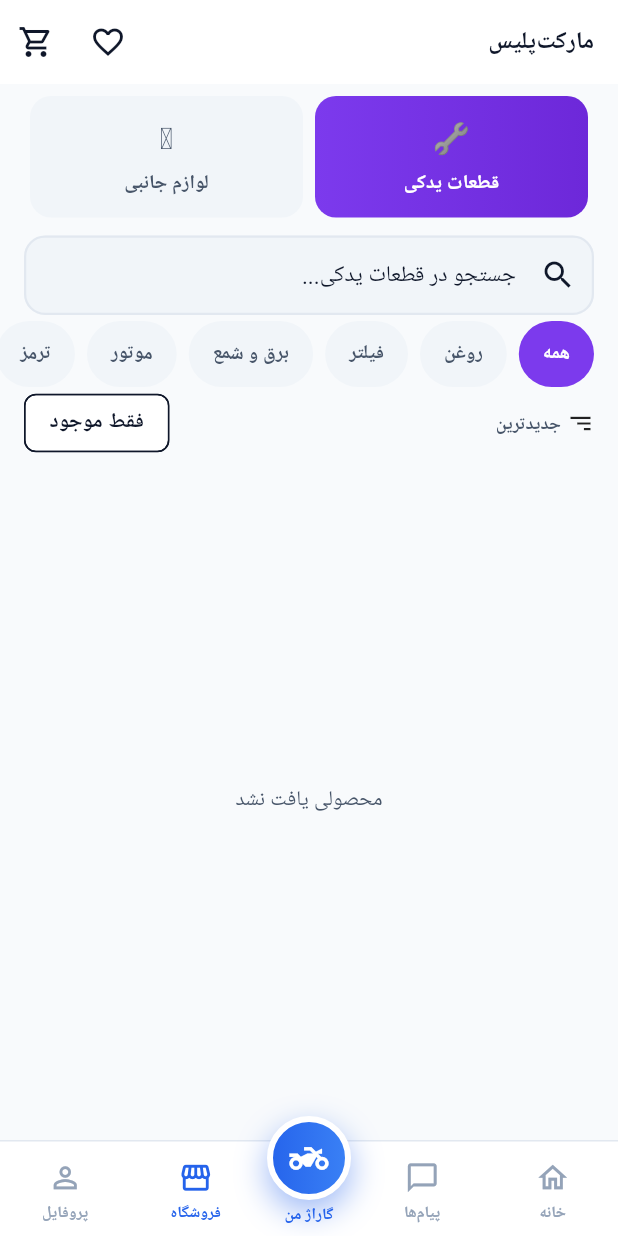
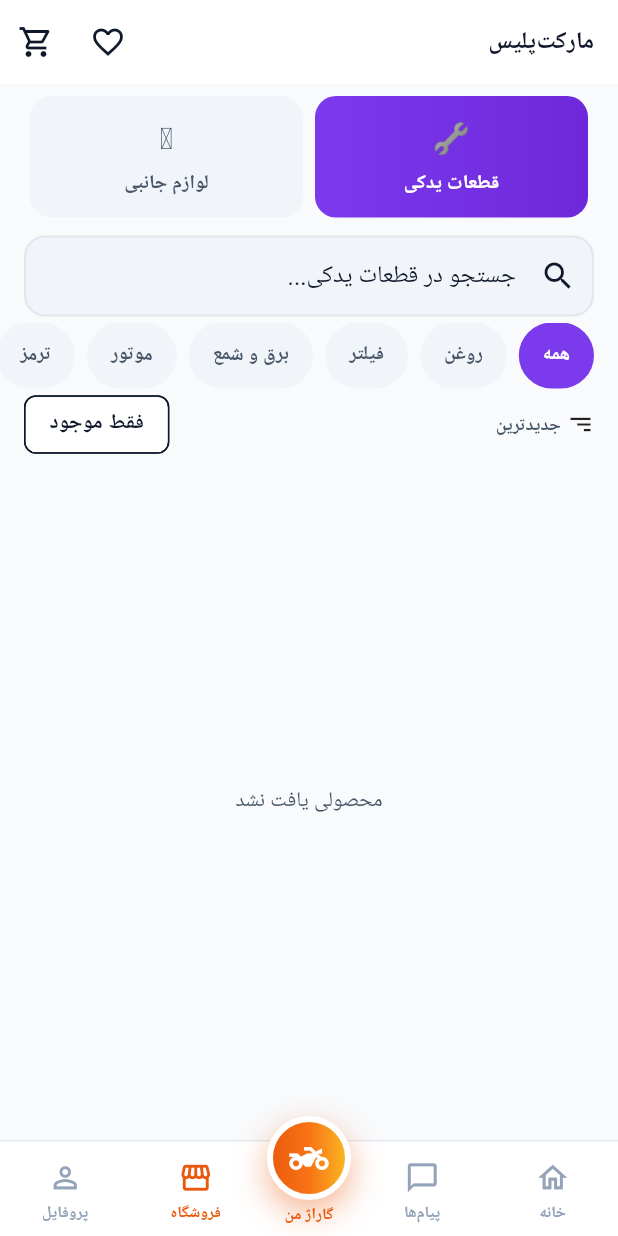
Before and after one commit to Alirezaesmaili9-rgb/MotoVerse-2, a Flutter app: the screen it shows once a user with an empty profile is signed in, item 2 of the bottom bar chosen, on a phone screen of 412 x 824 dp. Run offline on Flutter 3.47's test engine with Material 3 defaults, Android fonts, the phone set to English and light mode, and no system bars; our stand-ins replace dartz, equatable, flutter_riverpod, go_router, shared_preferences, supabase_flutter and 1 more; accounts and stored records are empty; Roboto replaces fonts that are missing (Vazirmatn).

Commit message:
Redesign base theme: automotive palette via ui-ux-pro-max
Ran the ui-ux-pro-max skill's design-system search for a motorcycle
companion app and replaced the generic fintech-blue brand color with a
racing-orange primary (#EA580C) plus a warm brand gradient, keeping the
existing cyan/purple/pink vertical accents and neutral surfaces intact.
Repurposed the previously-unused motorHealthGradient into a meaningful
danger→warning→success health-gauge gradient. Bumped bodyLarge to 16px
to match the skill's base-text-size guideline. Also fixed a hardcoded
blue gradient in home_shell.dart's elevated nav button that bypassed
AppColors.brandGradient, so it now follows the new palette too.

Every screen reads these tokens through lib/core/theme, so the new
palette propagates app-wide without touching individual screens.

Co-Authored-By: Claude Sonnet 5 <noreply@anthropic.com>
Claude-Session: https://claude.ai/code/session_01SWbP6ojiiSUhSadZFBhmff

```diff
--- a/lib/core/theme/app_colors.dart
+++ b/lib/core/theme/app_colors.dart
@@ -1,14 +1,16 @@
 import 'package:flutter/material.dart';
 
 /// MotoVerse color tokens — the single source of truth for the palette.
-/// Mirrors the brand design system (Revolut/Stripe/Linear-grade fintech feel).
+/// Automotive/motorsport-grade palette (racing orange primary + cool cyan
+/// counter-accent), chosen via the ui-ux-pro-max design-system search for a
+/// motorcycle companion app — replaces the earlier generic fintech blue.
 class AppColors {
   const AppColors._();
 
-  // Primary brand blue
-  static const Color primary = Color(0xFF2563EB);
-  static const Color primaryHover = Color(0xFF1D4ED8);
-  static const Color primaryLight = Color(0xFFDBEAFE);
+  // Primary brand — racing orange
+  static const Color primary = Color(0xFFEA580C);
+  static const Color primaryHover = Color(0xFFC2410C);
+  static const Color primaryLight = Color(0xFFFFEDD5);
 
   // Cyan
   static const Color cyan = Color(0xFF06B6D4);
@@ -47,14 +49,15 @@ class AppColors {
 
   // Gradients
   static const List<Color> brandGradient = [
-    Color(0xFF2563EB),
-    Color(0xFF3B82F6),
-    Color(0xFF06B6D4),
+    Color(0xFFEA580C),
+    Color(0xFFF97316),
+    Color(0xFFFBBF24),
   ];
 
+  /// Health-gauge gradient: low (danger) → mid (warning) → high (success).
   static const List<Color> motorHealthGradient = [
-    Color(0xFF2563EB),
-    Color(0xFF06B6D4),
+    Color(0xFFEF4444),
+    Color(0xFFF59E0B),
     Color(0xFF22C55E),
   ];
 }
--- a/lib/core/theme/app_typography.dart
+++ b/lib/core/theme/app_typography.dart
@@ -16,7 +16,7 @@ class AppTypography {
       titleLarge: _w(18, FontWeight.w700, primary),
       titleMedium: _w(16, FontWeight.w600, primary),
       titleSmall: _w(14, FontWeight.w600, primary),
-      bodyLarge: _w(15, FontWeight.w400, primary, height: 1.6),
+      bodyLarge: _w(16, FontWeight.w400, primary, height: 1.6),
       bodyMedium: _w(14, FontWeight.w400, secondary, height: 1.6),
       bodySmall: _w(12, FontWeight.w400, secondary, height: 1.5),
       labelLarge: _w(14, FontWeight.w700, primary),
--- a/lib/features/home/presentation/screens/home_shell.dart
+++ b/lib/features/home/presentation/screens/home_shell.dart
@@ -123,7 +123,7 @@ class _MotoNav extends StatelessWidget {
                       height: 56,
                       decoration: BoxDecoration(
                         gradient: const LinearGradient(
-                          colors: [Color(0xFF2563EB), Color(0xFF3B82F6)],
+                          colors: AppColors.brandGradient,
                         ),
                         shape: BoxShape.circle,
                         border: Border.all(color: AppColors.surface, width: 4),
```
